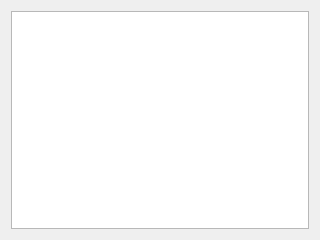
vlkv/reggata, file reggata/ui/filebrowsergui.ui: the form before one commit.
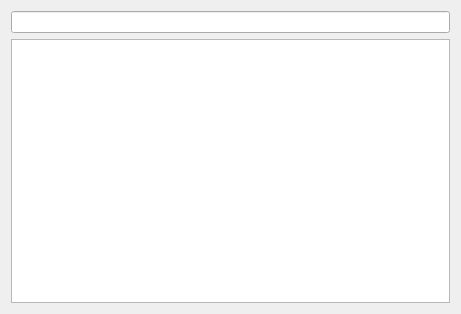
The form after the commit.

Commit message: #97 DONE: IMPROVE: File Browser should display current dir path

```diff
--- a/reggata/ui/filebrowsergui.ui
+++ b/reggata/ui/filebrowsergui.ui
@@ -6,14 +6,24 @@
    <rect>
     <x>0</x>
     <y>0</y>
-    <width>320</width>
-    <height>240</height>
+    <width>461</width>
+    <height>314</height>
    </rect>
   </property>
   <property name="windowTitle">
    <string>Form</string>
   </property>
   <layout class="QVBoxLayout" name="verticalLayout">
+   <item>
+    <widget class="QLineEdit" name="currDirLineEdit">
+     <property name="text">
+      <string notr="true"/>
+     </property>
+     <property name="readOnly">
+      <bool>true</bool>
+     </property>
+    </widget>
+   </item>
    <item>
     <widget class="QTableView" name="filesTableView">
      <attribute name="verticalHeaderVisible">
```
The commit also changes 2 other files.
